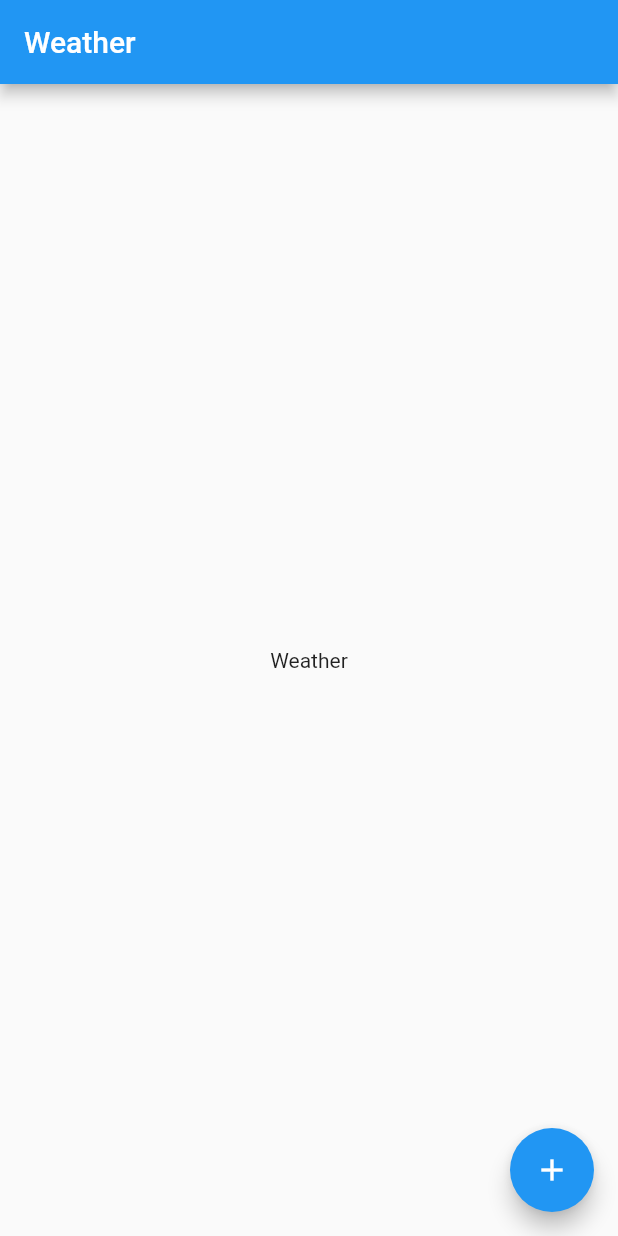
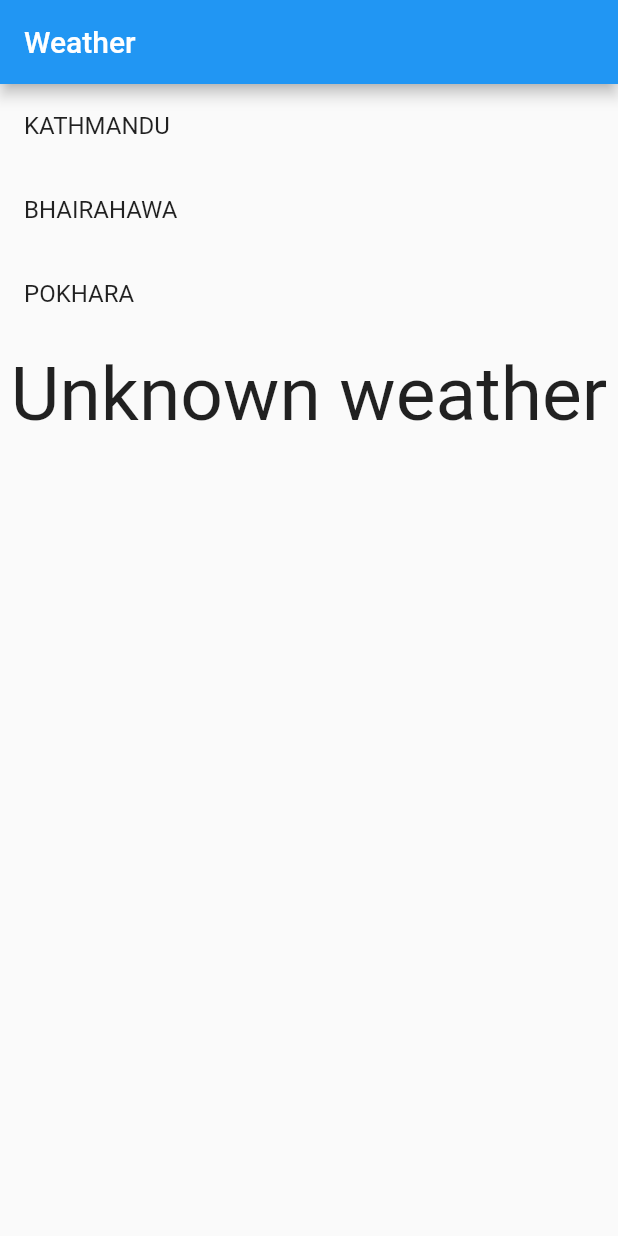
Before and after one commit to santosh565/testingriverpod, a Flutter app: the screen it shows after launch, on a phone screen of 412 x 824 dp. Run offline on Flutter 3.47's test engine with Material 2 defaults, Android fonts, the phone set to English and light mode, and no system bars; our stand-ins replace hooks_riverpod.

Commit message:
get weather

```diff
--- a/lib/main.dart
+++ b/lib/main.dart
@@ -20,26 +20,80 @@ class MyApp extends StatelessWidget {
   }
 }
 
+enum City {
+  kathmandu,
+  bhairahawa,
+  pokhara,
+}
+
+typedef WeatherEmoji = String;
+
+Future<WeatherEmoji> getWeather(City city) {
+  return Future.delayed(
+      const Duration(seconds: 2),
+      () => {
+            City.bhairahawa: '🥵',
+            City.kathmandu: '🆒',
+            City.pokhara: '🌬️'
+          }[city]!);
+}
+
+final currentCityProvider = StateProvider<City?>(
+  (ref) {
+    return null;
+  },
+);
+
+final weatherProvider = FutureProvider<WeatherEmoji>(
+  (ref) {
+    final city = ref.watch(currentCityProvider);
+    if (city != null) {
+      return getWeather(city);
+    }
+    return 'Unknown weather';
+  },
+);
+
 class MyHomePage extends ConsumerWidget {
   const MyHomePage({super.key});
 
   @override
   Widget build(BuildContext context, WidgetRef ref) {
+    final currentWeather = ref.watch(weatherProvider);
     debugPrint('build');
     return Scaffold(
       appBar: AppBar(title: const Text('Weather')),
-      body: Center(
-        child: Column(
-          mainAxisAlignment: MainAxisAlignment.center,
-          children: const <Widget>[
-            Text('Weather'),
-          ],
-        ),
-      ),
-      floatingActionButton: FloatingActionButton(
-        onPressed: (() {}),
-        tooltip: 'Increment',
-        child: const Icon(Icons.add),
+      body: Column(
+        children: [
+          ListView.builder(
+            shrinkWrap: true,
+            itemCount: City.values.length,
+            itemBuilder: (context, index) {
+              final city = City.values[index];
+              final isSelected = city == ref.watch(currentCityProvider);
+              return ListTile(
+                title: Text(city.name.toUpperCase()),
+                trailing: isSelected ? const Icon(Icons.check) : null,
+                onTap: () {
+                  ref.read(currentCityProvider.notifier).state = city;
+                },
+              );
+            },
+          ),
+          const SizedBox(
+            height: 10,
+          ),
+          currentWeather.when(
+            data: (data) => Text(
+              data,
+              style: const TextStyle(fontSize: 50),
+            ),
+            loading: () => const CircularProgressIndicator(),
+            error: (Object error, StackTrace stackTrace) {
+              return Text(error.toString());
+            },
+          ),
+        ],
       ),
     );
   }
```
